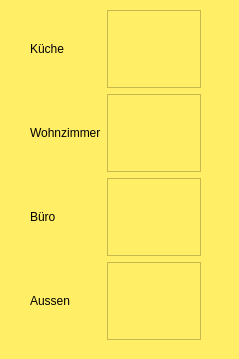
First picture: the form in heater.ui, repository chey00/heaterControl1, before the edit.
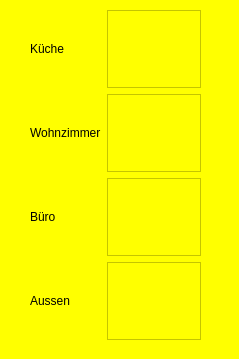
Second picture: the form after the edit.

The edit to the form file:
```diff
--- a/heater.ui
+++ b/heater.ui
@@ -14,7 +14,7 @@
    <string>Form</string>
   </property>
   <property name="styleSheet">
-   <string notr="true">background-color: rgb(255, 238, 102);</string>
+   <string notr="true">background-color: rgb(255, 255, 0);</string>
   </property>
   <widget class="QWidget" name="horizontalLayoutWidget">
    <property name="geometry">
```
